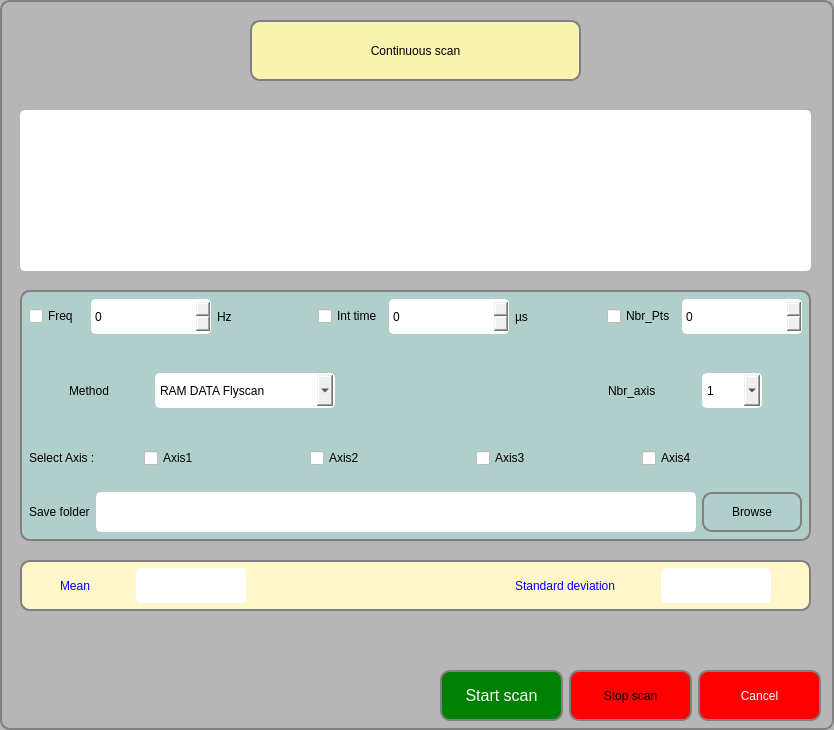
The window that ECA_SOLEIL_ZMI4104C/flyscanform.ui (guepy/ECA_ZMI4104C_main) describes before a commit, drawn with Qt 5.
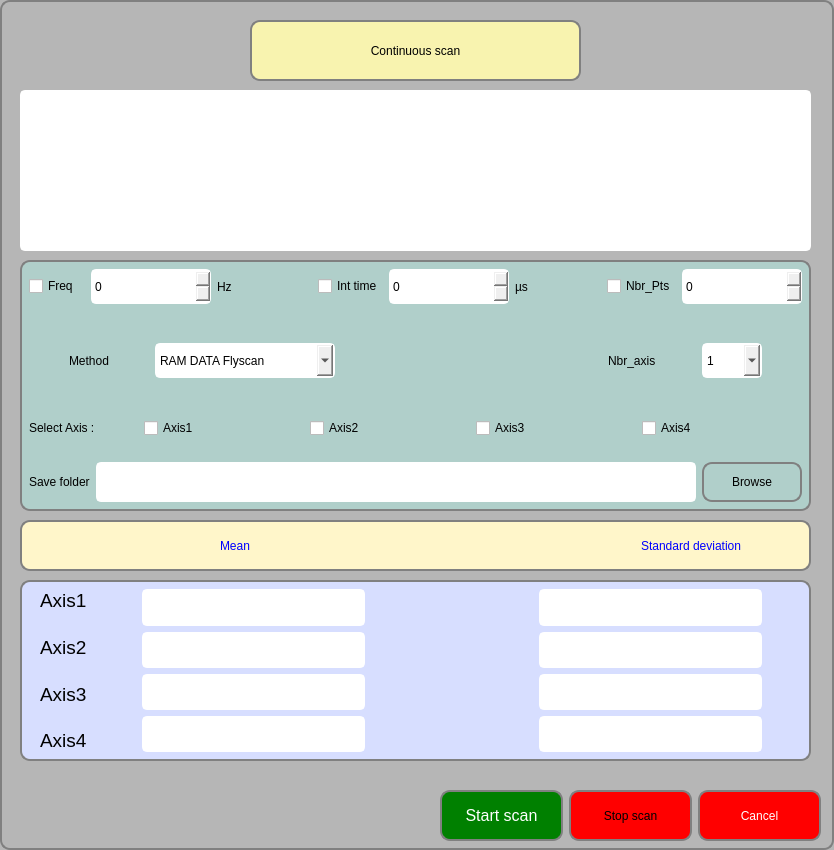
The same window after the commit. Icons and pictures are not drawn.

Diff of the .ui file:
```diff
--- a/ECA_SOLEIL_ZMI4104C/flyscanform.ui
+++ b/ECA_SOLEIL_ZMI4104C/flyscanform.ui
@@ -7,7 +7,7 @@
     <x>0</x>
     <y>0</y>
     <width>834</width>
-    <height>730</height>
+    <height>850</height>
    </rect>
   </property>
   <property name="windowTitle">
@@ -60,7 +60,7 @@
    <property name="geometry">
     <rect>
      <x>20</x>
-     <y>290</y>
+     <y>260</y>
      <width>791</width>
      <height>251</height>
     </rect>
@@ -543,7 +543,7 @@
    <property name="geometry">
     <rect>
      <x>20</x>
-     <y>670</y>
+     <y>790</y>
      <width>801</width>
      <height>51</height>
     </rect>
@@ -635,7 +635,7 @@
    <property name="geometry">
     <rect>
      <x>20</x>
-     <y>560</y>
+     <y>520</y>
      <width>791</width>
      <height>51</height>
     </rect>
@@ -651,7 +651,7 @@
    </property>
    <layout class="QHBoxLayout" name="horizontalLayout_7">
     <item>
-     <spacer name="horizontalSpacer_12">
+     <spacer name="horizontalSpacer_9">
       <property name="orientation">
        <enum>Qt::Horizontal</enum>
       </property>
@@ -660,7 +660,7 @@
       </property>
       <property name="sizeHint" stdset="0">
        <size>
-        <width>40</width>
+        <width>200</width>
         <height>20</height>
        </size>
       </property>
@@ -678,39 +678,7 @@
      </widget>
     </item>
     <item>
-     <spacer name="horizontalSpacer_9">
-      <property name="orientation">
-       <enum>Qt::Horizontal</enum>
-      </property>
-      <property name="sizeType">
-       <enum>QSizePolicy::Fixed</enum>
-      </property>
-      <property name="sizeHint" stdset="0">
-       <size>
-        <width>40</width>
-        <height>20</height>
-       </size>
-      </property>
-     </spacer>
-    </item>
-    <item>
-     <widget class="QLineEdit" name="lineEdit_5">
-      <property name="sizePolicy">
-       <sizepolicy hsizetype="Fixed" vsizetype="Fixed">
-        <horstretch>0</horstretch>
-        <verstretch>0</verstretch>
-       </sizepolicy>
-      </property>
-      <property name="minimumSize">
-       <size>
-        <width>80</width>
-        <height>35</height>
-       </size>
-      </property>
-     </widget>
-    </item>
-    <item>
-     <spacer name="horizontalSpacer_8">
+     <spacer name="horizontalSpacer_10">
       <property name="orientation">
        <enum>Qt::Horizontal</enum>
       </property>
@@ -736,38 +704,6 @@
       </property>
      </widget>
     </item>
-    <item>
-     <spacer name="horizontalSpacer_10">
-      <property name="orientation">
-       <enum>Qt::Horizontal</enum>
-      </property>
-      <property name="sizeType">
-       <enum>QSizePolicy::Fixed</enum>
-      </property>
-      <property name="sizeHint" stdset="0">
-       <size>
-        <width>40</width>
-        <height>20</height>
-       </size>
-      </property>
-     </spacer>
-    </item>
-    <item>
-     <widget class="QLineEdit" name="lineEdit_6">
-      <property name="sizePolicy">
-       <sizepolicy hsizetype="Fixed" vsizetype="Fixed">
-        <horstretch>0</horstretch>
-        <verstretch>0</verstretch>
-       </sizepolicy>
-      </property>
-      <property name="minimumSize">
-       <size>
-        <width>80</width>
-        <height>35</height>
-       </size>
-      </property>
-     </widget>
-    </item>
     <item>
      <spacer name="horizontalSpacer_11">
       <property name="orientation">
@@ -778,7 +714,7 @@
       </property>
       <property name="sizeHint" stdset="0">
        <size>
-        <width>40</width>
+        <width>70</width>
         <height>20</height>
        </size>
       </property>
@@ -812,12 +748,274 @@
    <property name="geometry">
     <rect>
      <x>20</x>
-     <y>110</y>
+     <y>90</y>
      <width>791</width>
      <height>161</height>
     </rect>
    </property>
   </widget>
+  <widget class="QWidget" name="horizontalWidget" native="true">
+   <property name="geometry">
+    <rect>
+     <x>20</x>
+     <y>580</y>
+     <width>791</width>
+     <height>181</height>
+    </rect>
+   </property>
+   <property name="styleSheet">
+    <string notr="true">#horizontalWidget{
+background-color: rgb(215, 222, 255);
+border: 2px solid;
+    border: 2px solid gray;
+    border-radius: 10px;
+    padding: 0 8px;
+}</string>
+   </property>
+   <layout class="QHBoxLayout" name="horizontalLayout">
+    <item>
+     <spacer name="horizontalSpacer_16">
+      <property name="orientation">
+       <enum>Qt::Horizontal</enum>
+      </property>
+      <property name="sizeType">
+       <enum>QSizePolicy::Fixed</enum>
+      </property>
+      <property name="sizeHint" stdset="0">
+       <size>
+        <width>20</width>
+        <height>20</height>
+       </size>
+      </property>
+     </spacer>
+    </item>
+    <item>
+     <layout class="QVBoxLayout" name="verticalLayout_4">
+      <item>
+       <widget class="QLabel" name="label">
+        <property name="sizePolicy">
+         <sizepolicy hsizetype="Fixed" vsizetype="Preferred">
+          <horstretch>0</horstretch>
+          <verstretch>0</verstretch>
+         </sizepolicy>
+        </property>
+        <property name="minimumSize">
+         <size>
+          <width>80</width>
+          <height>0</height>
+         </size>
+        </property>
+        <property name="font">
+         <font>
+          <family>MS Shell Dlg 2</family>
+          <pointsize>14</pointsize>
+          <weight>9</weight>
+          <italic>false</italic>
+          <bold>false</bold>
+         </font>
+        </property>
+        <property name="styleSheet">
+         <string notr="true">QLabel{
+font: 75 14pt &quot;MS Shell Dlg 2&quot;;
+}</string>
+        </property>
+        <property name="text">
+         <string>Axis1</string>
+        </property>
+       </widget>
+      </item>
+      <item>
+       <widget class="QLabel" name="label_4">
+        <property name="sizePolicy">
+         <sizepolicy hsizetype="Fixed" vsizetype="Preferred">
+          <horstretch>0</horstretch>
+          <verstretch>0</verstretch>
+         </sizepolicy>
+        </property>
+        <property name="minimumSize">
+         <size>
+          <width>80</width>
+          <height>0</height>
+         </size>
+        </property>
+        <property name="font">
+         <font>
+          <family>MS Shell Dlg 2</family>
+          <pointsize>14</pointsize>
+          <weight>9</weight>
+          <italic>false</italic>
+          <bold>false</bold>
+         </font>
+        </property>
+        <property name="styleSheet">
+         <string notr="true">QLabel{
+font: 75 14pt &quot;MS Shell Dlg 2&quot;;
+}</string>
+        </property>
+        <property name="text">
+         <string>Axis2</string>
+        </property>
+       </widget>
+      </item>
+      <item>
+       <widget class="QLabel" name="label_14">
+        <property name="sizePolicy">
+         <sizepolicy hsizetype="Fixed" vsizetype="Preferred">
+          <horstretch>0</horstretch>
+          <verstretch>0</verstretch>
+         </sizepolicy>
+        </property>
+        <property name="minimumSize">
+         <size>
+          <width>80</width>
+          <height>0</height>
+         </size>
+        </property>
+        <property name="font">
+         <font>
+          <family>MS Shell Dlg 2</family>
+          <pointsize>14</pointsize>
+          <weight>9</weight>
+          <italic>false</italic>
+          <bold>false</bold>
+         </font>
+        </property>
+        <property name="styleSheet">
+         <string notr="true">QLabel{
+font: 75 14pt &quot;MS Shell Dlg 2&quot;;
+}</string>
+        </property>
+        <property name="text">
+         <string>Axis3</string>
+        </property>
+       </widget>
+      </item>
+      <item>
+       <widget class="QLabel" name="label_13">
+        <property name="sizePolicy">
+         <sizepolicy hsizetype="Fixed" vsizetype="Preferred">
+          <horstretch>0</horstretch>
+          <verstretch>0</verstretch>
+         </sizepolicy>
+        </property>
+        <property name="minimumSize">
+         <size>
+          <width>80</width>
+          <height>0</height>
+         </size>
+        </property>
+        <property name="font">
+         <font>
+          <family>MS Shell Dlg 2</family>
+          <pointsize>14</pointsize>
+          <weight>9</weight>
+          <italic>false</italic>
+          <bold>false</bold>
+         </font>
+        </property>
+        <property name="styleSheet">
+         <string notr="true">QLabel{
+font: 75 14pt &quot;MS Shell Dlg 2&quot;;
+}</string>
+        </property>
+        <property name="text">
+         <string>Axis4</string>
+        </property>
+       </widget>
+      </item>
+     </layout>
+    </item>
+    <item>
+     <spacer name="horizontalSpacer_8">
+      <property name="orientation">
+       <enum>Qt::Horizontal</enum>
+      </property>
+      <property name="sizeHint" stdset="0">
+       <size>
+        <width>40</width>
+        <height>20</height>
+       </size>
+      </property>
+     </spacer>
+    </item>
+    <item>
+     <widget class="QWidget" name="verticalWidget" native="true">
+      <property name="styleSheet">
+       <string notr="true">
+font: 75 12pt &quot;MS Shell Dlg 2&quot;;</string>
+      </property>
+      <layout class="QVBoxLayout" name="verticalLayout_2">
+       <item>
+        <widget class="QTextBrowser" name="meanAxis1"/>
+       </item>
+       <item>
+        <widget class="QTextBrowser" name="meanAxis2"/>
+       </item>
+       <item>
+        <widget class="QTextBrowser" name="meanAxis3"/>
+       </item>
+       <item>
+        <widget class="QTextBrowser" name="meanAxis4"/>
+       </item>
+      </layout>
+     </widget>
+    </item>
+    <item>
+     <spacer name="horizontalSpacer_15">
+      <property name="orientation">
+       <enum>Qt::Horizontal</enum>
+      </property>
+      <property name="sizeType">
+       <enum>QSizePolicy::Fixed</enum>
+      </property>
+      <property name="sizeHint" stdset="0">
+       <size>
+        <width>150</width>
+        <height>20</height>
+       </size>
+      </property>
+     </spacer>
+    </item>
+    <item>
+     <widget class="QWidget" name="verticalWidget_2" native="true">
+      <property name="styleSheet">
+       <string notr="true">
+font: 75 12pt &quot;MS Shell Dlg 2&quot;;</string>
+      </property>
+      <layout class="QVBoxLayout" name="verticalLayout_3">
+       <item>
+        <widget class="QTextBrowser" name="stdDevAxis1"/>
+       </item>
+       <item>
+        <widget class="QTextBrowser" name="stdDevAxis2"/>
+       </item>
+       <item>
+        <widget class="QTextBrowser" name="stdDevAxis3"/>
+       </item>
+       <item>
+        <widget class="QTextBrowser" name="stdDevAxis4"/>
+       </item>
+      </layout>
+     </widget>
+    </item>
+    <item>
+     <spacer name="horizontalSpacer_12">
+      <property name="orientation">
+       <enum>Qt::Horizontal</enum>
+      </property>
+      <property name="sizeType">
+       <enum>QSizePolicy::Fixed</enum>
+      </property>
+      <property name="sizeHint" stdset="0">
+       <size>
+        <width>40</width>
+        <height>20</height>
+       </size>
+      </property>
+     </spacer>
+    </item>
+   </layout>
+  </widget>
  </widget>
  <resources>
   <include location="ressources.qrc"/>
```
Left out of the diff: 8 changed lines with no effect on the pictures.
